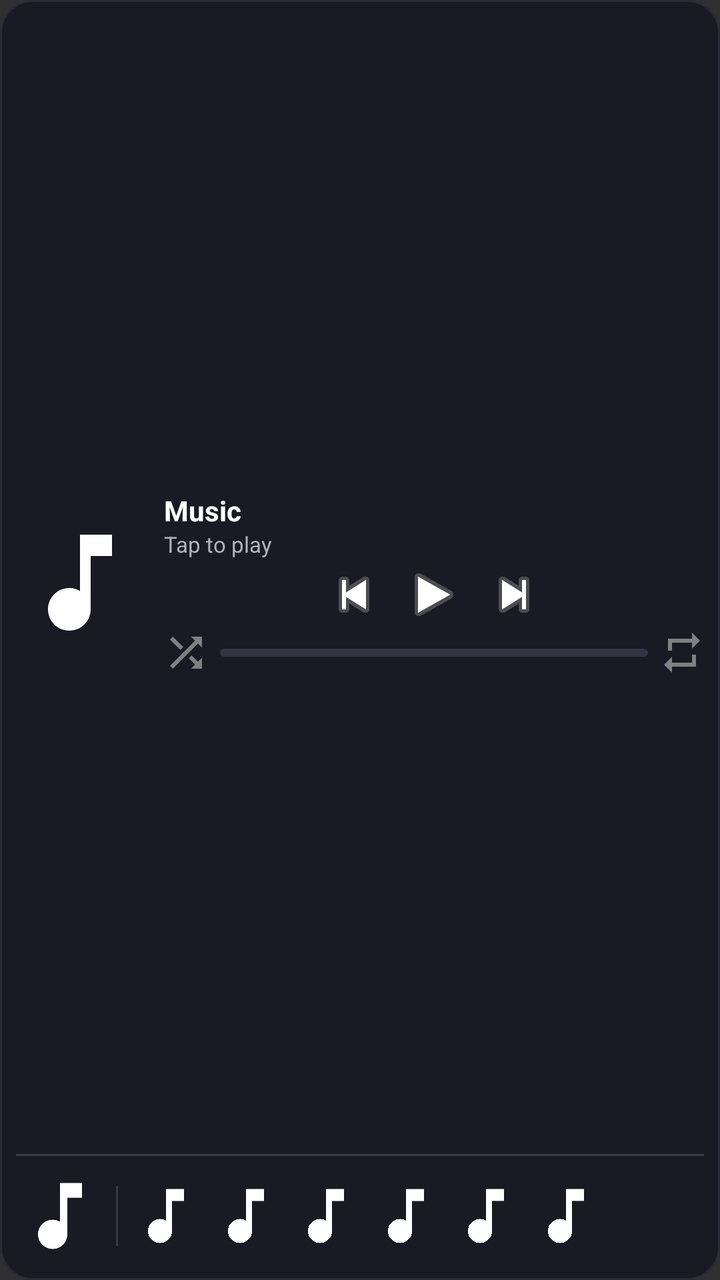
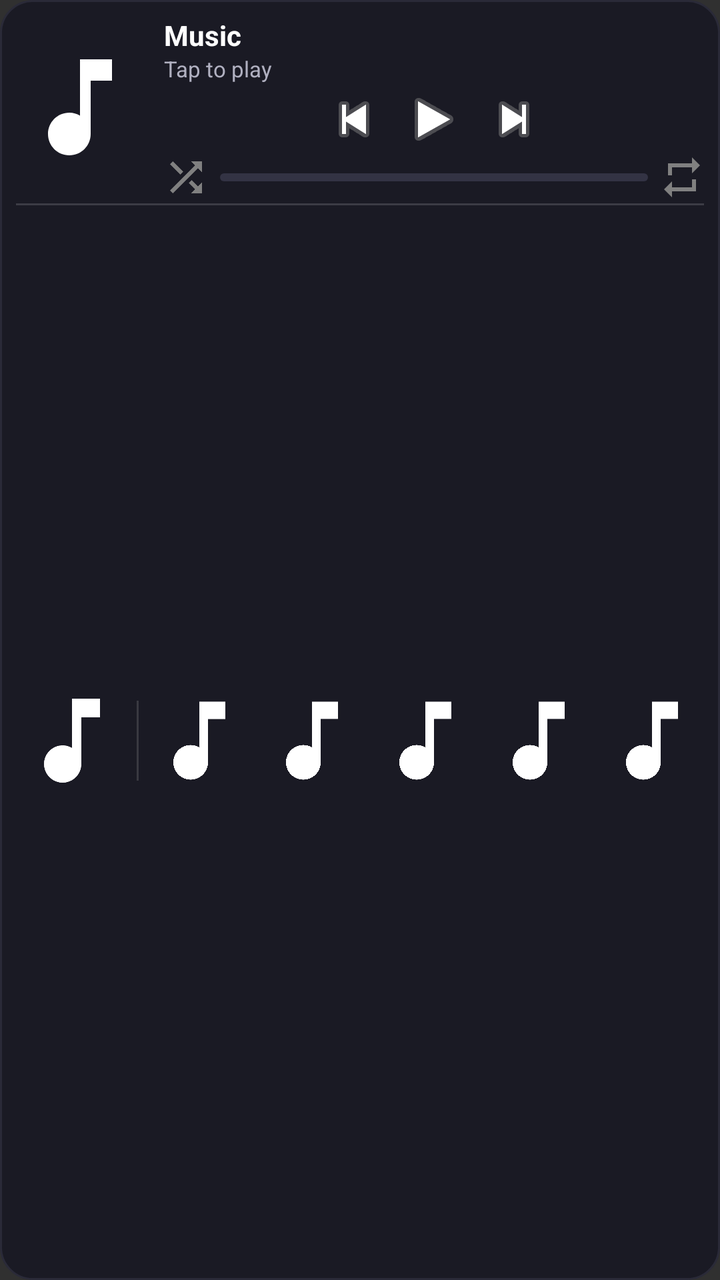

Compare the two renders of this Android layout. The source of the first and the diff that turns it into the second are given below.
<!-- AndroidManifest.xml: application theme android:Theme.Material.NoActionBar -->
<!-- res/layout/widget_music_4x2.xml -->
<?xml version="1.0" encoding="utf-8"?>
<LinearLayout xmlns:android="http://schemas.android.com/apk/res/android"
    android:id="@+id/widget_root"
    android:layout_width="match_parent"
    android:layout_height="match_parent"
    android:background="@drawable/widget_bg_dark_card"
    android:orientation="vertical"
    android:padding="8dp">

    
    <LinearLayout
        android:layout_width="match_parent"
        android:layout_height="0dp"
        android:layout_weight="1"
        android:orientation="horizontal"
        android:gravity="center_vertical">

        
        <ImageView
            android:id="@+id/widget_album_art"
            android:layout_width="64dp"
            android:layout_height="64dp"
            android:layout_gravity="center_vertical"
            android:scaleType="centerCrop"
            android:src="@drawable/ic_music_note"
            android:clipToOutline="true"
            android:contentDescription="Album Art" />

        
        <LinearLayout
            android:layout_width="0dp"
            android:layout_height="wrap_content"
            android:layout_weight="1"
            android:layout_marginStart="10dp"
            android:orientation="vertical"
            android:gravity="center_vertical">

            
            <TextView
                android:id="@+id/widget_title"
                android:layout_width="match_parent"
                android:layout_height="wrap_content"
                android:text="Music"
                android:textColor="#FFFFFF"
                android:textSize="14sp"
                android:textStyle="bold"
                android:singleLine="true"
                android:ellipsize="marquee"
                android:marqueeRepeatLimit="marquee_forever"
                android:scrollHorizontally="true"
                android:focusable="true"
                android:focusableInTouchMode="true" />

            <TextView
                android:id="@+id/widget_artist"
                android:layout_width="match_parent"
                android:layout_height="wrap_content"
                android:text="Tap to play"
                android:textColor="#B0B0C0"
                android:textSize="11sp"
                android:singleLine="true"
                android:ellipsize="marquee"
                android:marqueeRepeatLimit="marquee_forever"
                android:scrollHorizontally="true"
                android:focusable="true"
                android:focusableInTouchMode="true" />

            
            <LinearLayout
                android:layout_width="match_parent"
                android:layout_height="wrap_content"
                android:layout_marginTop="2dp"
                android:orientation="horizontal"
                android:gravity="center">

                <ImageButton
                    android:id="@+id/widget_btn_previous"
                    android:layout_width="28dp"
                    android:layout_height="28dp"
                    android:background="@android:color/transparent"
                    android:src="@android:drawable/ic_media_previous"
                    android:contentDescription="Previous" />

                <ImageButton
                    android:id="@+id/widget_btn_play_pause"
                    android:layout_width="32dp"
                    android:layout_height="32dp"
                    android:layout_marginStart="10dp"
                    android:layout_marginEnd="10dp"
                    android:background="@android:color/transparent"
                    android:src="@android:drawable/ic_media_play"
                    android:scaleType="fitCenter"
                    android:contentDescription="Play/Pause" />

                <ImageButton
                    android:id="@+id/widget_btn_next"
                    android:layout_width="28dp"
                    android:layout_height="28dp"
                    android:background="@android:color/transparent"
                    android:src="@android:drawable/ic_media_next"
                    android:contentDescription="Next" />
            </LinearLayout>

            
            <LinearLayout
                android:layout_width="match_parent"
                android:layout_height="wrap_content"
                android:layout_marginTop="2dp"
                android:orientation="horizontal"
                android:gravity="center_vertical">

                <ImageButton
                    android:id="@+id/widget_btn_shuffle"
                    android:layout_width="22dp"
                    android:layout_height="22dp"
                    android:background="@android:color/transparent"
                    android:src="@drawable/ic_widget_shuffle_off"
                    android:contentDescription="Shuffle" />

                <ProgressBar
                    android:id="@+id/widget_progress_bar"
                    style="@android:style/Widget.ProgressBar.Horizontal"
                    android:layout_width="0dp"
                    android:layout_height="4dp"
                    android:layout_weight="1"
                    android:layout_marginStart="6dp"
                    android:layout_marginEnd="6dp"
                    android:progressDrawable="@drawable/widget_progress_drawable"
                    android:max="1000"
                    android:progress="0" />

                <ImageButton
                    android:id="@+id/widget_btn_repeat"
                    android:layout_width="22dp"
                    android:layout_height="22dp"
                    android:background="@android:color/transparent"
                    android:src="@drawable/ic_widget_repeat_off"
                    android:contentDescription="Repeat" />
            </LinearLayout>

        </LinearLayout>
    </LinearLayout>


    
    <LinearLayout
        android:layout_width="match_parent"
        android:layout_height="1dp"
        android:layout_marginTop="2dp"
        android:layout_marginBottom="6dp"
        android:background="#26FFFFFF" />

    
    <LinearLayout
        android:layout_width="match_parent"
        android:layout_height="48dp"
        android:orientation="horizontal"
        android:gravity="center_vertical">

        
        <ImageView
            android:id="@+id/widget_recent_playlist_art"
            android:layout_width="44dp"
            android:layout_height="44dp"
            android:scaleType="centerCrop"
            android:src="@drawable/ic_music_note"
            android:clipToOutline="true"
            android:contentDescription="Playlist Collage" />

        <LinearLayout
            android:layout_width="1dp"
            android:layout_height="30dp"
            android:layout_marginStart="6dp"
            android:layout_marginEnd="6dp"
            android:background="#22FFFFFF" />

        
        <ImageView
            android:id="@+id/widget_recent_1"
            android:layout_width="36dp"
            android:layout_height="36dp"
            android:scaleType="centerCrop"
            android:src="@drawable/ic_music_note"
            android:clipToOutline="true"
            android:contentDescription="Upcoming Song 1" />

        <ImageView
            android:id="@+id/widget_recent_2"
            android:layout_width="36dp"
            android:layout_height="36dp"
            android:layout_marginStart="4dp"
            android:scaleType="centerCrop"
            android:src="@drawable/ic_music_note"
            android:clipToOutline="true"
            android:contentDescription="Upcoming Song 2" />

        <ImageView
            android:id="@+id/widget_recent_3"
            android:layout_width="36dp"
            android:layout_height="36dp"
            android:layout_marginStart="4dp"
            android:scaleType="centerCrop"
            android:src="@drawable/ic_music_note"
            android:clipToOutline="true"
            android:contentDescription="Upcoming Song 3" />

        <ImageView
            android:id="@+id/widget_recent_4"
            android:layout_width="36dp"
            android:layout_height="36dp"
            android:layout_marginStart="4dp"
            android:scaleType="centerCrop"
            android:src="@drawable/ic_music_note"
            android:clipToOutline="true"
            android:contentDescription="Upcoming Song 4" />

        <ImageView
            android:id="@+id/widget_recent_5"
            android:layout_width="36dp"
            android:layout_height="36dp"
            android:layout_marginStart="4dp"
            android:scaleType="centerCrop"
            android:src="@drawable/ic_music_note"
            android:clipToOutline="true"
            android:contentDescription="Upcoming Song 5" />

        <ImageView
            android:id="@+id/widget_recent_6"
            android:layout_width="36dp"
            android:layout_height="36dp"
            android:layout_marginStart="4dp"
            android:scaleType="centerCrop"
            android:src="@drawable/ic_music_note"
            android:clipToOutline="true"
            android:contentDescription="Upcoming Song 6" />

    </LinearLayout>

</LinearLayout>
<!-- resources referenced by this layout -->
<resources>
  <!-- drawable ic_music_note (drawable) -->
  <vector xmlns:android="http://schemas.android.com/apk/res/android"
      android:width="24dp"
      android:height="24dp"
      android:viewportWidth="24"
      android:viewportHeight="24">
    <path
        android:fillColor="#FFFFFF"
        android:pathData="M12,3v10.55c-0.59,-0.34 -1.27,-0.55 -2,-0.55 -2.21,0 -4,1.79 -4,4s1.79,4 4,4 4,-1.79 4,-4V7h4V3h-6z"/>
  </vector>
  <!-- drawable ic_widget_repeat_off (drawable) -->
  <vector xmlns:android="http://schemas.android.com/apk/res/android"
      android:width="24dp"
      android:height="24dp"
      android:viewportWidth="24"
      android:viewportHeight="24">
    <path
        android:fillColor="#808080"
        android:pathData="M7,7h10v3l4,-4 -4,-4v3H5v6h2V7zm10,10H7v-3l-4,4 4,4v-3h12v-6h-2v4z"/>
  </vector>
  <!-- drawable ic_widget_shuffle_off (drawable) -->
  <vector xmlns:android="http://schemas.android.com/apk/res/android"
      android:width="24dp"
      android:height="24dp"
      android:viewportWidth="24"
      android:viewportHeight="24">
    <path
        android:fillColor="#808080"
        android:pathData="M10.59,9.17L5.41,4L4,5.41l5.17,5.17 1.42,-1.41zM14.5,4l2.04,2.04L4,18.59 5.41,20 17.96,7.45 20,9.5V4h-5.5zM14.83,13.41l-1.41,1.41 3.13,3.13L14.5,20H20v-5.5l-2.04,2.04 -3.13,-3.13z"/>
  </vector>
  <!-- drawable widget_bg_dark_card (drawable) -->
  <?xml version="1.0" encoding="utf-8"?>
  <shape xmlns:android="http://schemas.android.com/apk/res/android">
      <solid android:color="#1A1A24" />
      <corners android:radius="16dp" />
      <stroke android:width="1dp" android:color="#2A2A38" />
  </shape>
  <!-- drawable widget_progress_drawable (drawable) -->
  <?xml version="1.0" encoding="utf-8"?>
  <layer-list xmlns:android="http://schemas.android.com/apk/res/android">
      <item android:id="@android:id/background">
          <shape>
              <solid android:color="#333344" />
              <corners android:radius="3dp" />
          </shape>
      </item>
      <item android:id="@android:id/progress">
          <clip>
              <shape>
                  <solid android:color="#1DB954" />
                  <corners android:radius="3dp" />
              </shape>
          </clip>
      </item>
  </layer-list>
</resources>

<!-- the commit's change to res/layout/widget_music_4x2.xml (unified diff, before → after) -->
@@ -10,8 +10,7 @@
     
     <LinearLayout
         android:layout_width="match_parent"
-        android:layout_height="0dp"
-        android:layout_weight="1"
+        android:layout_height="wrap_content"
         android:orientation="horizontal"
         android:gravity="center_vertical">
 
@@ -153,87 +152,84 @@
     
     <LinearLayout
         android:layout_width="match_parent"
-        android:layout_height="48dp"
+        android:layout_height="0dp"
+        android:layout_weight="1"
         android:orientation="horizontal"
         android:gravity="center_vertical">
 
         
         <ImageView
             android:id="@+id/widget_recent_playlist_art"
-            android:layout_width="44dp"
-            android:layout_height="44dp"
+            android:layout_width="56dp"
+            android:layout_height="56dp"
             android:scaleType="centerCrop"
             android:src="@drawable/ic_music_note"
             android:clipToOutline="true"
             android:contentDescription="Playlist Collage" />
+
+        <FrameLayout android:layout_width="0dp" android:layout_height="0dp" android:layout_weight="1" />
 
         <LinearLayout
             android:layout_width="1dp"
-            android:layout_height="30dp"
-            android:layout_marginStart="6dp"
-            android:layout_marginEnd="6dp"
+            android:layout_height="40dp"
             android:background="#22FFFFFF" />
 
+        <FrameLayout android:layout_width="0dp" android:layout_height="0dp" android:layout_weight="1" />
+
         
         <ImageView
             android:id="@+id/widget_recent_1"
-            android:layout_width="36dp"
-            android:layout_height="36dp"
+            android:layout_width="52dp"
+            android:layout_height="52dp"
             android:scaleType="centerCrop"
             android:src="@drawable/ic_music_note"
             android:clipToOutline="true"
             android:contentDescription="Upcoming Song 1" />
 
+        <FrameLayout android:layout_width="0dp" android:layout_height="0dp" android:layout_weight="1" />
+
         <ImageView
             android:id="@+id/widget_recent_2"
-            android:layout_width="36dp"
-            android:layout_height="36dp"
-            android:layout_marginStart="4dp"
+            android:layout_width="52dp"
+            android:layout_height="52dp"
             android:scaleType="centerCrop"
             android:src="@drawable/ic_music_note"
             android:clipToOutline="true"
             android:contentDescription="Upcoming Song 2" />
 
+        <FrameLayout android:layout_width="0dp" android:layout_height="0dp" android:layout_weight="1" />
+
         <ImageView
             android:id="@+id/widget_recent_3"
-            android:layout_width="36dp"
-            android:layout_height="36dp"
-            android:layout_marginStart="4dp"
+            android:layout_width="52dp"
+            android:layout_height="52dp"
             android:scaleType="centerCrop"
             android:src="@drawable/ic_music_note"
             android:clipToOutline="true"
             android:contentDescription="Upcoming Song 3" />
 
+        <FrameLayout android:layout_width="0dp" android:layout_height="0dp" android:layout_weight="1" />
+
         <ImageView
             android:id="@+id/widget_recent_4"
-            android:layout_width="36dp"
-            android:layout_height="36dp"
-            android:layout_marginStart="4dp"
+            android:layout_width="52dp"
+            android:layout_height="52dp"
             android:scaleType="centerCrop"
             android:src="@drawable/ic_music_note"
             android:clipToOutline="true"
             android:contentDescription="Upcoming Song 4" />
 
+        <FrameLayout android:layout_width="0dp" android:layout_height="0dp" android:layout_weight="1" />
+
         <ImageView
             android:id="@+id/widget_recent_5"
-            android:layout_width="36dp"
-            android:layout_height="36dp"
-            android:layout_marginStart="4dp"
+            android:layout_width="52dp"
+            android:layout_height="52dp"
             android:scaleType="centerCrop"
             android:src="@drawable/ic_music_note"
             android:clipToOutline="true"
             android:contentDescription="Upcoming Song 5" />
 
-        <ImageView
-            android:id="@+id/widget_recent_6"
-            android:layout_width="36dp"
-            android:layout_height="36dp"
-            android:layout_marginStart="4dp"
-            android:scaleType="centerCrop"
-            android:src="@drawable/ic_music_note"
-            android:clipToOutline="true"
-            android:contentDescription="Upcoming Song 6" />
-
     </LinearLayout>
 
 </LinearLayout>
